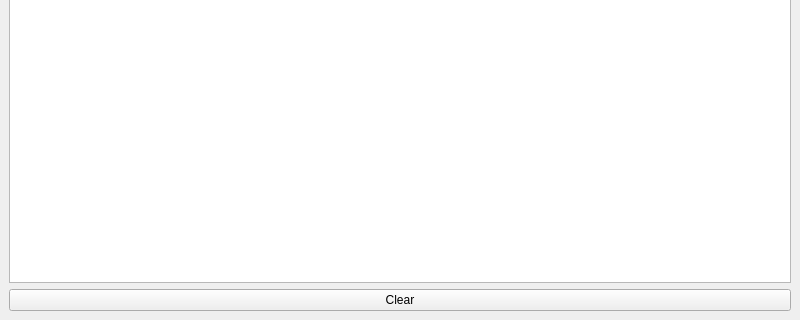
This is Shortest_Path_Algorithms/mainwindow.ui in privatepepper/Shortest-path-algorithms as Qt 5 draws it before an edit; both pictures show x 0 to 800 and y 280 to 600 of the 800 by 600 pixel window. The edited form follows.
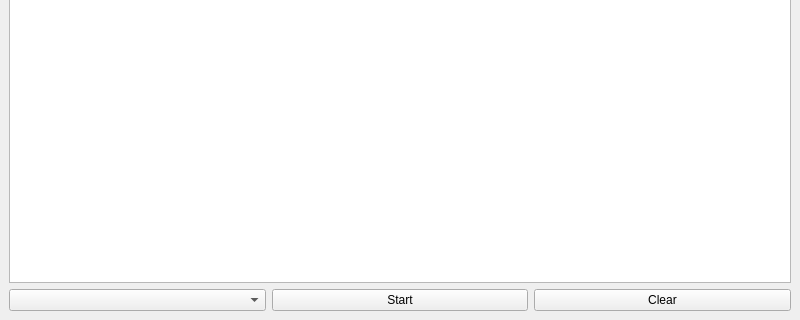
This is the edited form. Icons and pictures are not drawn.

```diff
--- a/Shortest_Path_Algorithms/mainwindow.ui
+++ b/Shortest_Path_Algorithms/mainwindow.ui
@@ -2262,11 +2262,25 @@
      <widget class="QGraphicsView" name="graphicsView"/>
     </item>
     <item>
+     <layout class="QHBoxLayout" name="horizontalLayout">
+      <item>
+       <widget class="QComboBox" name="comboBox"/>
+      </item>
+      <item>
+       <widget class="QPushButton" name="pushButton_2">
+        <property name="text">
+         <string>Start</string>
+        </property>
+       </widget>
+      </item>
+      <item>
      <widget class="QPushButton" name="pushButton">
       <property name="text">
        <string>Clear</string>
       </property>
      </widget>
+      </item>
+     </layout>
     </item>
    </layout>
   </widget>
```
Lines whose indentation alone changed are shown as unchanged.
